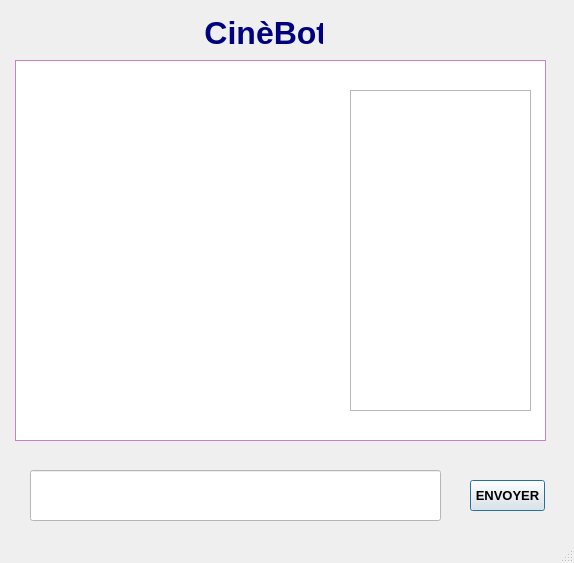
The window that resources/interface.ui (oussama-dghoughi/MovieRecommenderBot) describes before a commit, drawn with Qt 5.
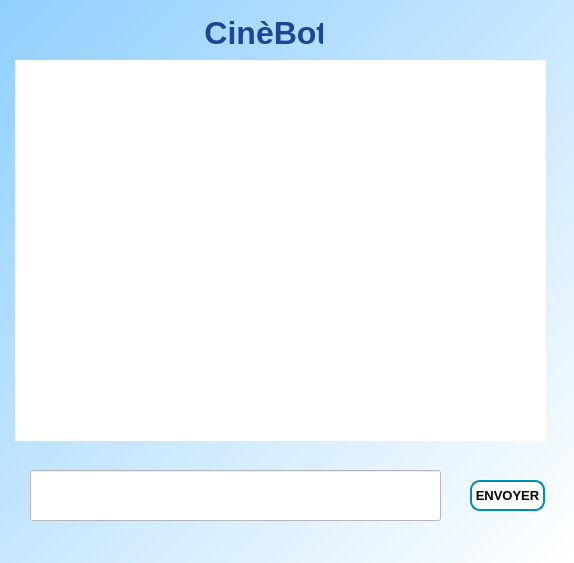
The same window after the commit.

Patch:
```diff
--- a/resources/interface.ui
+++ b/resources/interface.ui
@@ -56,7 +56,33 @@
   <property name="windowTitle">
    <string>MainWindow</string>
   </property>
-  <widget class="QWidget" name="centralwidget">
+  <property name="styleSheet">
+   <string notr="true">QWidget#main_widget{
+background-color: qlineargradient(spread:pad, x1:0, y1:0, x2:1, y2:1, stop:0 rgba(144, 207, 255, 255), stop:1 rgba(255, 255, 255, 255));
+}
+
+QPushButton {
+  background-color: white; 
+  color: black; 
+  border: 2px solid #008CBA;
+  font-size:13px;
+  font-weight:bold;
+  border-radius: 10px;
+}
+QPushButton:hover {
+  background-color: #008CBA;
+  color: white;
+}
+
+QPlainTextEdit{
+  border-radius: 20px;
+}
+
+QLabel{
+color: rgb(31, 69, 152);
+}</string>
+  </property>
+  <widget class="QWidget" name="main_widget">
    <widget class="QLabel" name="label">
     <property name="geometry">
      <rect>
@@ -72,9 +98,9 @@
        <colorrole role="WindowText">
         <brush brushstyle="SolidPattern">
          <color alpha="255">
-          <red>0</red>
-          <green>0</green>
-          <blue>127</blue>
+          <red>31</red>
+          <green>69</green>
+          <blue>152</blue>
          </color>
         </brush>
        </colorrole>
@@ -90,9 +116,18 @@
        <colorrole role="Text">
         <brush brushstyle="SolidPattern">
          <color alpha="255">
-          <red>0</red>
-          <green>0</green>
-          <blue>255</blue>
+          <red>31</red>
+          <green>69</green>
+          <blue>152</blue>
+         </color>
+        </brush>
+       </colorrole>
+       <colorrole role="ButtonText">
+        <brush brushstyle="SolidPattern">
+         <color alpha="255">
+          <red>31</red>
+          <green>69</green>
+          <blue>152</blue>
          </color>
         </brush>
        </colorrole>
@@ -101,9 +136,9 @@
        <colorrole role="WindowText">
         <brush brushstyle="SolidPattern">
          <color alpha="255">
-          <red>0</red>
-          <green>0</green>
-          <blue>127</blue>
+          <red>31</red>
+          <green>69</green>
+          <blue>152</blue>
          </color>
         </brush>
        </colorrole>
@@ -119,9 +154,18 @@
        <colorrole role="Text">
         <brush brushstyle="SolidPattern">
          <color alpha="255">
-          <red>0</red>
-          <green>0</green>
-          <blue>255</blue>
+          <red>31</red>
+          <green>69</green>
+          <blue>152</blue>
+         </color>
+        </brush>
+       </colorrole>
+       <colorrole role="ButtonText">
+        <brush brushstyle="SolidPattern">
+         <color alpha="255">
+          <red>31</red>
+          <green>69</green>
+          <blue>152</blue>
          </color>
         </brush>
        </colorrole>
@@ -130,9 +174,9 @@
        <colorrole role="WindowText">
         <brush brushstyle="SolidPattern">
          <color alpha="255">
-          <red>120</red>
-          <green>120</green>
-          <blue>120</blue>
+          <red>31</red>
+          <green>69</green>
+          <blue>152</blue>
          </color>
         </brush>
        </colorrole>
@@ -148,9 +192,18 @@
        <colorrole role="Text">
         <brush brushstyle="SolidPattern">
          <color alpha="255">
-          <red>120</red>
-          <green>120</green>
-          <blue>120</blue>
+          <red>31</red>
+          <green>69</green>
+          <blue>152</blue>
+         </color>
+        </brush>
+       </colorrole>
+       <colorrole role="ButtonText">
+        <brush brushstyle="SolidPattern">
+         <color alpha="255">
+          <red>31</red>
+          <green>69</green>
+          <blue>152</blue>
          </color>
         </brush>
        </colorrole>
@@ -1042,16 +1095,6 @@
      <bool>false</bool>
     </property>
    </widget>
-   <widget class="QGraphicsView" name="graphicsView">
-    <property name="geometry">
-     <rect>
-      <x>350</x>
-      <y>90</y>
-      <width>181</width>
-      <height>321</height>
-     </rect>
-    </property>
-   </widget>
    <widget class="QPushButton" name="pushButton">
     <property name="geometry">
      <rect>
@@ -1063,7 +1106,7 @@
     </property>
     <property name="font">
      <font>
-      <pointsize>10</pointsize>
+      <pointsize>-1</pointsize>
       <weight>75</weight>
       <bold>true</bold>
      </font>
@@ -1081,18 +1124,23 @@
      <bool>false</bool>
     </property>
    </widget>
+   <widget class="QLabel" name="poster_label">
+    <property name="geometry">
+     <rect>
+      <x>320</x>
+      <y>120</y>
+      <width>201</width>
+      <height>281</height>
+     </rect>
+    </property>
+    <property name="text">
+     <string/>
+    </property>
+    <property name="scaledContents">
+     <bool>true</bool>
+    </property>
+   </widget>
   </widget>
-  <widget class="QMenuBar" name="menubar">
-   <property name="geometry">
-    <rect>
-     <x>0</x>
-     <y>0</y>
-     <width>574</width>
-     <height>21</height>
-    </rect>
-   </property>
-  </widget>
-  <widget class="QStatusBar" name="statusbar"/>
  </widget>
  <resources/>
  <connections/>
```
